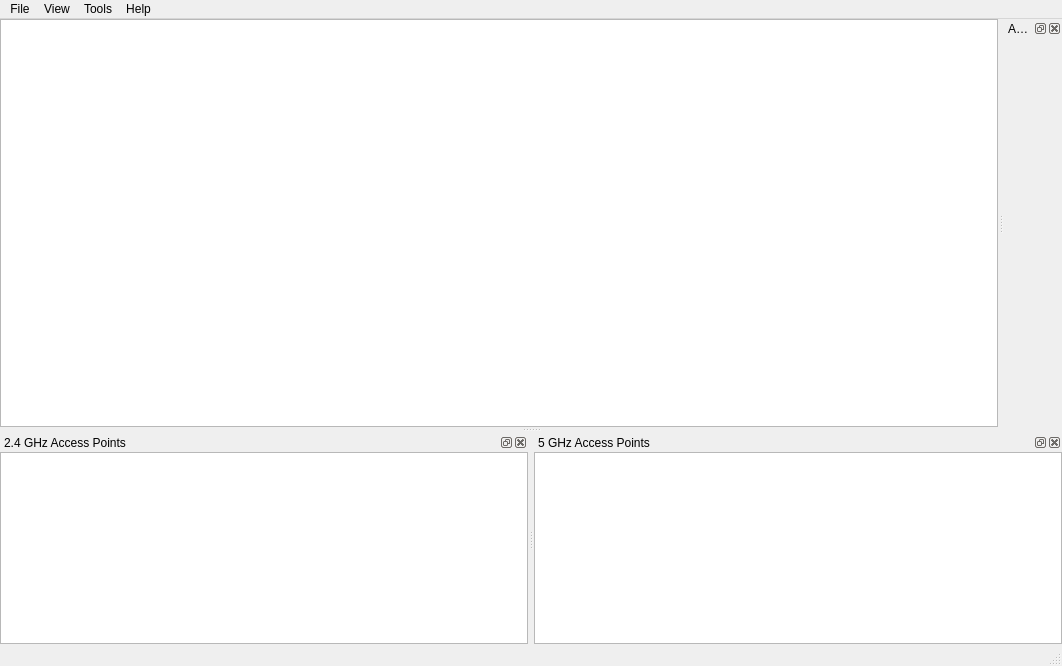
zatchl/kawaii-fi, file kawaii-fi/src/ui/mainwindow.ui: the form before one commit.
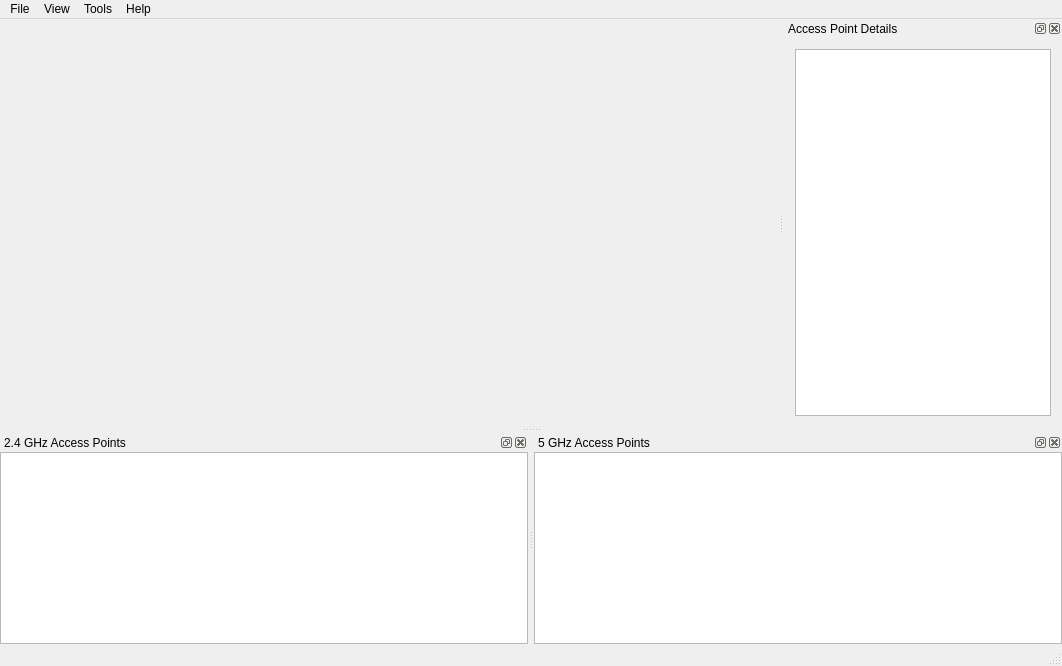
The form after the commit. Custom widgets are drawn as their Qt base class.

What changed in the file:
```diff
--- a/kawaii-fi/src/ui/mainwindow.ui
+++ b/kawaii-fi/src/ui/mainwindow.ui
@@ -16,41 +16,7 @@
   <property name="documentMode">
    <bool>false</bool>
   </property>
-  <widget class="QWidget" name="centralWidget">
-   <layout class="QHBoxLayout" name="horizontalLayout">
-    <property name="leftMargin">
-     <number>0</number>
-    </property>
-    <property name="topMargin">
-     <number>0</number>
-    </property>
-    <property name="rightMargin">
-     <number>0</number>
-    </property>
-    <property name="bottomMargin">
-     <number>0</number>
-    </property>
-    <item>
-     <widget class="QTableView" name="apTableView">
-      <property name="sizePolicy">
-       <sizepolicy hsizetype="Expanding" vsizetype="Expanding">
-        <horstretch>0</horstretch>
-        <verstretch>1</verstretch>
-       </sizepolicy>
-      </property>
-      <property name="sortingEnabled">
-       <bool>true</bool>
-      </property>
-      <attribute name="horizontalHeaderStretchLastSection">
-       <bool>true</bool>
-      </attribute>
-      <attribute name="verticalHeaderVisible">
-       <bool>true</bool>
-      </attribute>
-     </widget>
-    </item>
-   </layout>
-  </widget>
+  <widget class="QWidget" name="centralWidget"/>
   <widget class="QMenuBar" name="menuBar">
    <property name="geometry">
     <rect>
@@ -147,13 +113,22 @@
    </widget>
   </widget>
   <widget class="QDockWidget" name="ap_details_dock">
+   <property name="features">
+    <set>QDockWidget::AllDockWidgetFeatures</set>
+   </property>
    <property name="windowTitle">
     <string>Access Point Details</string>
    </property>
    <attribute name="dockWidgetArea">
     <number>2</number>
    </attribute>
-   <widget class="QWidget" name="dockWidgetContents_3"/>
+   <widget class="QWidget" name="ap_details_dock_contents">
+    <layout class="QVBoxLayout" name="verticalLayout_4">
+     <item>
+      <widget class="QTreeView" name="ap_details_tree_view"/>
+     </item>
+    </layout>
+   </widget>
   </widget>
  </widget>
  <layoutdefault spacing="6" margin="11"/>
```
Left out of the diff: 2 changed lines with no effect on the pictures.
